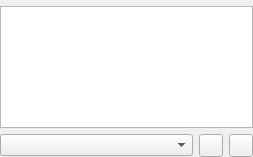
First picture: the form in streams/streamspage.ui, repository polpo/cantata-mac, before the edit.
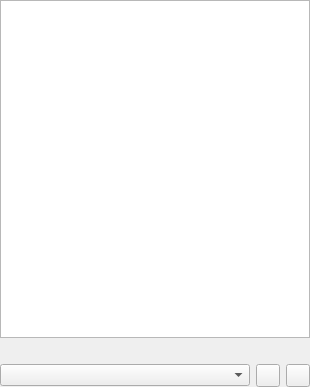
Second picture: the form after the edit. Custom widgets are drawn as their Qt base class.

Commit message: DOnt use messagewidget - takes too much space. Show an icon and label instead.

Diff of the .ui file:
```diff
--- a/streams/streamspage.ui
+++ b/streams/streamspage.ui
@@ -6,8 +6,8 @@
    <rect>
     <x>0</x>
     <y>0</y>
-    <width>253</width>
-    <height>157</height>
+    <width>310</width>
+    <height>387</height>
    </rect>
   </property>
   <property name="windowTitle">
@@ -18,11 +18,25 @@
     <number>0</number>
    </property>
    <item row="0" column="0" colspan="3">
-    <widget class="MessageWidget" name="infoMsg"/>
-   </item>
-   <item row="1" column="0" colspan="3">
     <widget class="ItemView" name="view"/>
    </item>
+   <item row="1" column="0" colspan="3">
+    <layout class="QHBoxLayout" name="horizontalLayout">
+     <item>
+      <widget class="QLabel" name="infoIcon"/>
+     </item>
+     <item>
+      <widget class="SqueezedTextLabel" name="infoLabel">
+       <property name="sizePolicy">
+        <sizepolicy hsizetype="MinimumExpanding" vsizetype="Preferred">
+         <horstretch>0</horstretch>
+         <verstretch>0</verstretch>
+        </sizepolicy>
+       </property>
+      </widget>
+     </item>
+    </layout>
+   </item>
    <item row="2" column="0">
     <widget class="GenreCombo" name="genreCombo"/>
    </item>
@@ -40,21 +54,15 @@
    <extends>QTreeView</extends>
    <header>itemview.h</header>
   </customwidget>
-  <customwidget>
-   <class>LineEdit</class>
-   <extends>QLineEdit</extends>
-   <header>lineedit.h</header>
-  </customwidget>
   <customwidget>
    <class>GenreCombo</class>
    <extends>QComboBox</extends>
    <header>genrecombo.h</header>
   </customwidget>
   <customwidget>
-   <class>MessageWidget</class>
-   <extends>QFrame</extends>
-   <header>messagewidget.h</header>
-   <container>1</container>
+   <class>SqueezedTextLabel</class>
+   <extends>QLabel</extends>
+   <header>squeezedtextlabel.h</header>
   </customwidget>
  </customwidgets>
  <resources/>
```
The commit also changes 3 other files.
